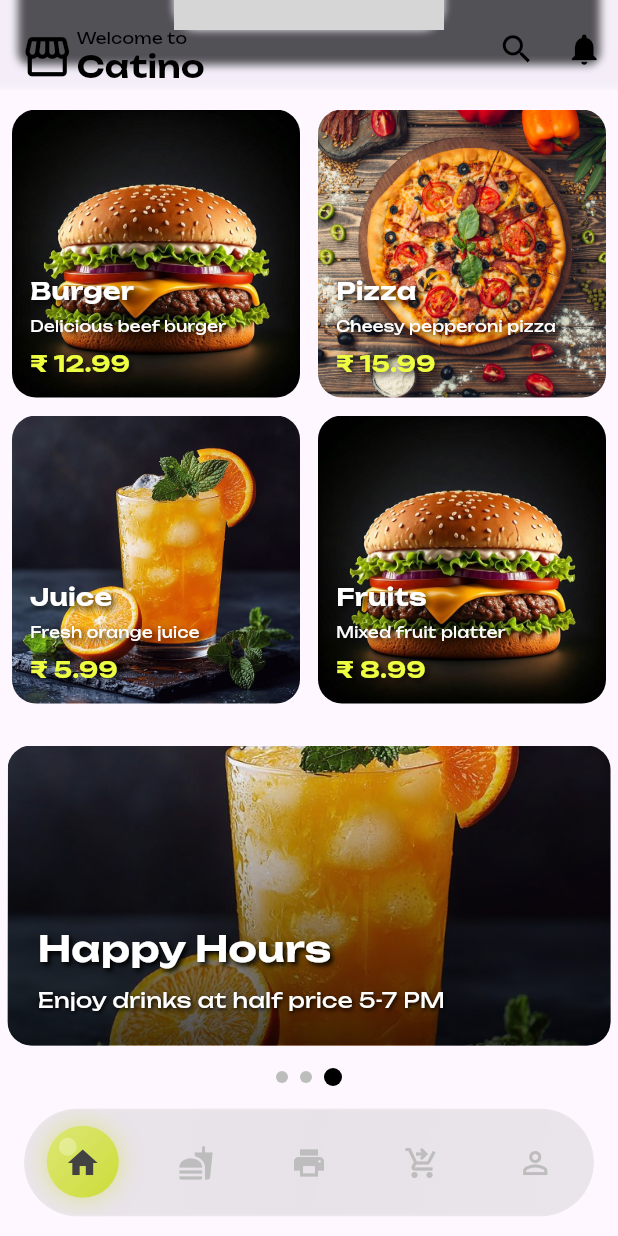
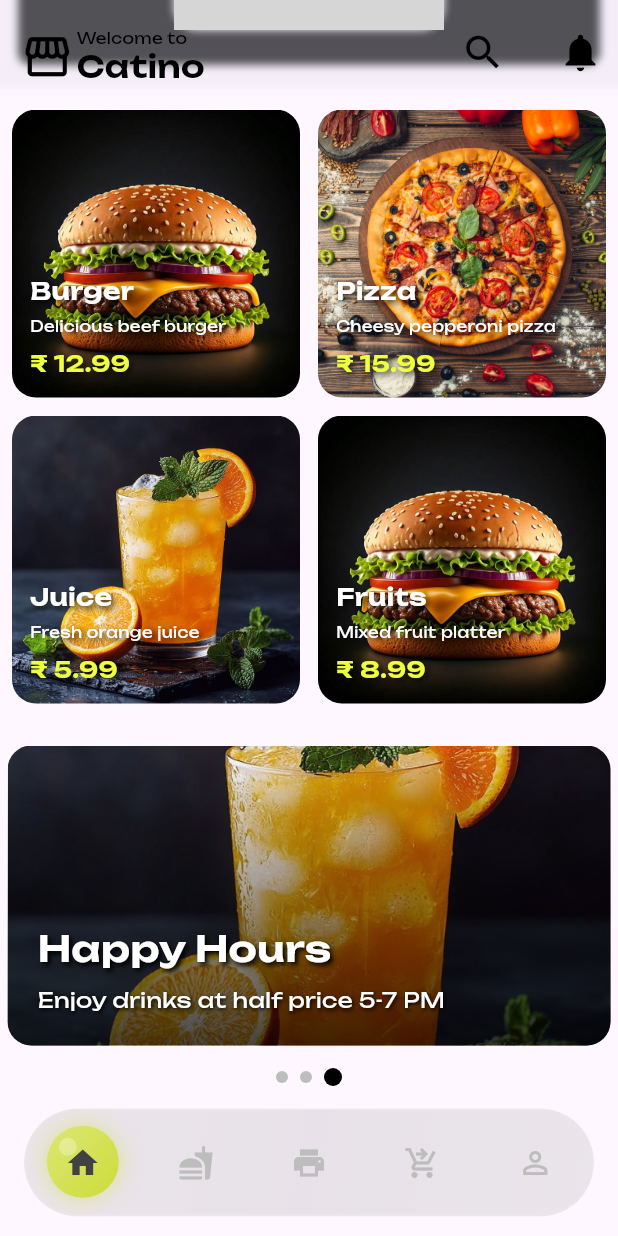
Before and after one commit to KNOWASJOHN/Catino, a Flutter app: the screen it shows after launch, scrolled down 414 dp, on a phone screen of 412 x 824 dp. Run offline on Flutter 3.47's test engine with Material 3 defaults, Android fonts, the phone set to English and light mode, and no system bars; project files that could hold a hidden picture were left out; grey boxes are pictures that could not be loaded.

Commit message:
small changes

```diff
--- a/lib/components/header.dart
+++ b/lib/components/header.dart
@@ -49,14 +49,14 @@ class Header extends StatelessWidget {
                 Spacer(),
                 GestureDetector(
                   onTap: onSearchTap,
-                  child: Icon(Icons.search, size: 25, color: Colors.black),
+                  child: Icon(Icons.search, size: 30, color: Colors.black),
                 ),
-                SizedBox(width: 20),
+                SizedBox(width: 35),
                 GestureDetector(
                   onTap: onNotificationTap,
                   child: Icon(
                     Icons.notifications,
-                    size: 25,
+                    size: 30,
                     color: Colors.black,
                   ),
                 ),
--- a/pubspec.yaml
+++ b/pubspec.yaml
@@ -27,6 +27,7 @@ dependencies:
   flutter_svg: ^2.2.3
   cupertino_icons: ^1.0.8
   google_fonts: ^6.1.0
+  vector_math: ^2.1.4
 
 dev_dependencies:
   flutter_test:
```
Also changed, not shown: pubspec.lock.
